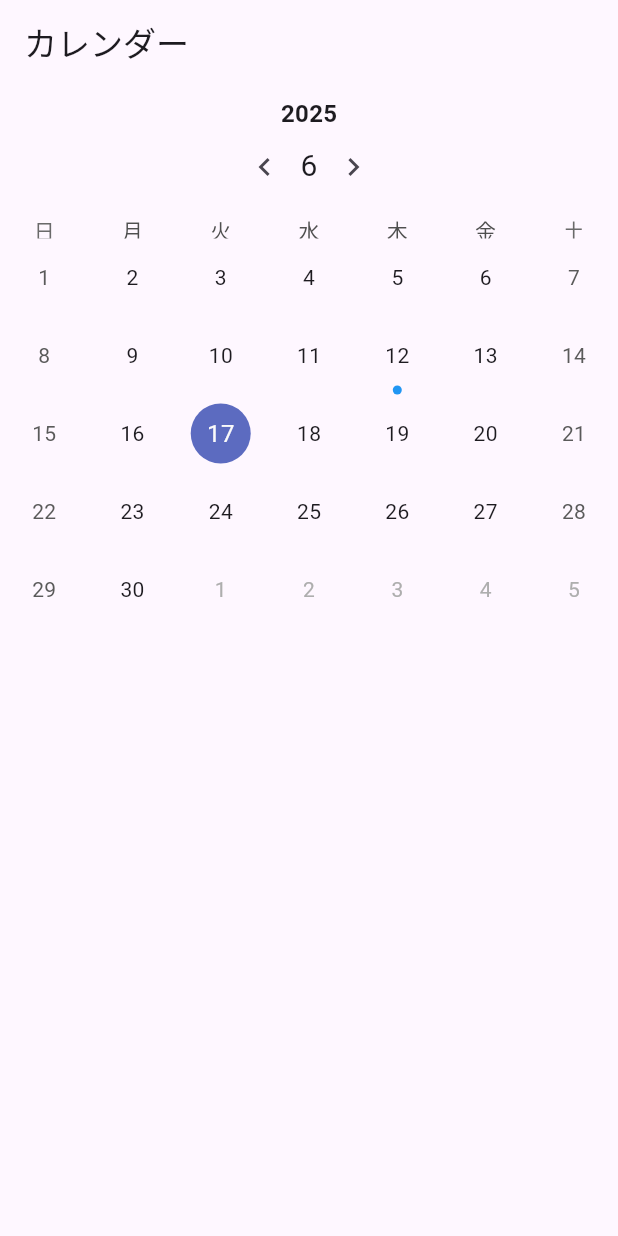
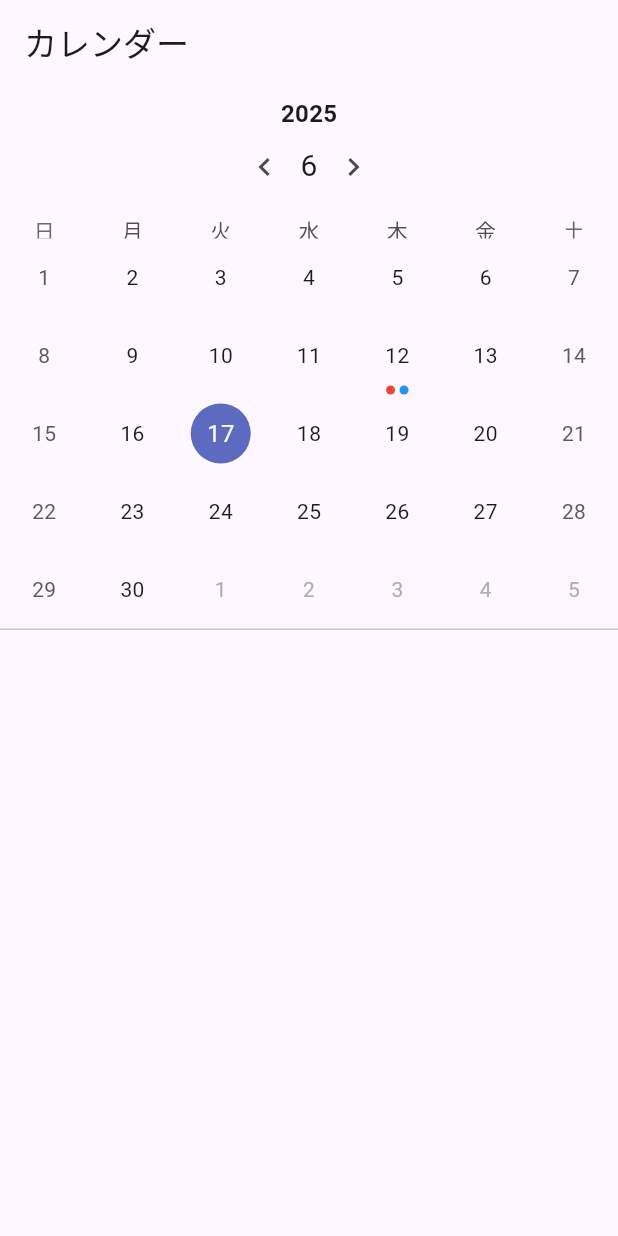
Before and after one commit to h-hashimoto-417/carendarapp, a Flutter app: the screen it shows after launch, on a phone screen of 412 x 824 dp. Run offline on Flutter 3.47's test engine with Material 3 defaults, Android fonts, the phone set to English and light mode, and no system bars; drawn by our look-alikes of table_calendar; our stand-ins replace flutter_hooks, flutter_riverpod, hooks_riverpod, riverpod_annotation; generated files the repository leaves out were written again.

Commit message:
タスクソート

```diff
--- a/flutter_application/lib/data/TaskManager.dart
+++ b/flutter_application/lib/data/TaskManager.dart
@@ -1,4 +1,4 @@
-import 'package:flutter/cupertino.dart';
+
 import 'package:riverpod_annotation/riverpod_annotation.dart';
 
 import 'package:flutter_application/data/database.dart';
@@ -9,7 +9,8 @@ part 'TaskManager.g.dart';
 
 class TaskController extends _$TaskController{
   final List<Task> sampleTask = [
-    Task(title: 'Sample', requiredHours: 1, color: 1, dateTime: DateTime.utc(2025, 6, 12)),
+    Task(title: 'Sample', requiredHours: 1, color: 1, startTime: DateTime.utc(2025, 6, 12, 12)),
+    Task(title: 'Sample2', requiredHours: 2, color: 0, startTime: DateTime.utc(2025, 6, 12, 11)),
   ];
 
   @override
--- a/flutter_application/lib/data/database.dart
+++ b/flutter_application/lib/data/database.dart
@@ -1,4 +1,4 @@
-import 'package:flutter_riverpod/flutter_riverpod.dart';
+
 
 enum RepeteType{
   none,
@@ -13,7 +13,7 @@ class Task {
   final int color;
   final RepeteType repete;
   final String? comment;
-  final DateTime dateTime;
+  final DateTime startTime;
 
   const Task({
     required this.title,
@@ -22,7 +22,7 @@ class Task {
     required this.color,
     this.repete = RepeteType.none,
     this.comment,
-    required this.dateTime,
+    required this.startTime,
   });
 
 }
--- a/flutter_application/lib/screens/screen_calendar.dart
+++ b/flutter_application/lib/screens/screen_calendar.dart
@@ -1,10 +1,9 @@
 import 'package:flutter/material.dart';
 import 'package:flutter_application/data/TaskManager.dart';
 import 'package:flutter_application/data/database.dart';
-import 'package:intl/intl.dart';
+
 import 'package:flutter_hooks/flutter_hooks.dart';
 import 'package:table_calendar/table_calendar.dart';
-import 'package:flutter_riverpod/flutter_riverpod.dart';
 import 'package:hooks_riverpod/hooks_riverpod.dart';
 
 class ScreenCalendar extends HookConsumerWidget {
@@ -44,13 +43,22 @@ class ScreenCalendar extends HookConsumerWidget {
       );
     }
 
+    List<Task> getTasksForDay(DateTime day) {
+      final tasks = taskProvider
+          .where((task) => isSameDay(task.startTime, day))
+          .toList();
+      tasks.sort((a, b) => a.startTime.compareTo(b.startTime));
+      return tasks;
+    }
+
     return Scaffold(
       appBar: AppBar(
         title: const Text('カレンダー'),
       ),
+
       body: Column(
         children: [
-          TableCalendar(
+          TableCalendar<Task>(
             firstDay: DateTime.utc(1980, 1, 1),
             lastDay: DateTime.utc(2100, 12, 31),
             focusedDay: focusedDayState.value,
@@ -60,12 +68,10 @@ class ScreenCalendar extends HookConsumerWidget {
             onDaySelected: (selectedDay, focusedDay) {
               selectedDayState.value = selectedDay;
               focusedDayState.value = focusedDay;
-              selectedTasksState.value = taskProvider
-                .where((task) => isSameDay(task.dateTime, selectedDay))
-                .toList();
+              selectedTasksState.value = getTasksForDay(selectedDay);
             },
             eventLoader: (date){
-              return taskProvider.where((task) => isSameDay(task.dateTime, date)).toList();
+              return getTasksForDay(date);
             },
             locale: 'ja_JP',
             headerStyle: const HeaderStyle(
@@ -131,17 +137,20 @@ class ScreenCalendar extends HookConsumerWidget {
               }
             ),
           ),
+          const Divider(height: 1),
           Expanded(
             child: ListView.builder(
               itemCount: selectedTasksState.value.length,
               itemBuilder: (context, index) {
                 final task = selectedTasksState.value[index];
+                final timeText =
+                    '${task.startTime.hour.toString().padLeft(2, '0')}:${task.startTime.minute.toString().padLeft(2, '0')}';
                 return ListTile(
-                  title: Text(task.title),
-                  subtitle: Text('必要時間: ${task.requiredHours}h'),
                   leading: CircleAvatar(
                     backgroundColor: Color(task.color),
                   ),
+                  title: Text('$timeText  ${task.title}'),
+                  subtitle: Text('必要時間: ${task.requiredHours}h'),
                 );
               },
             ),
```
